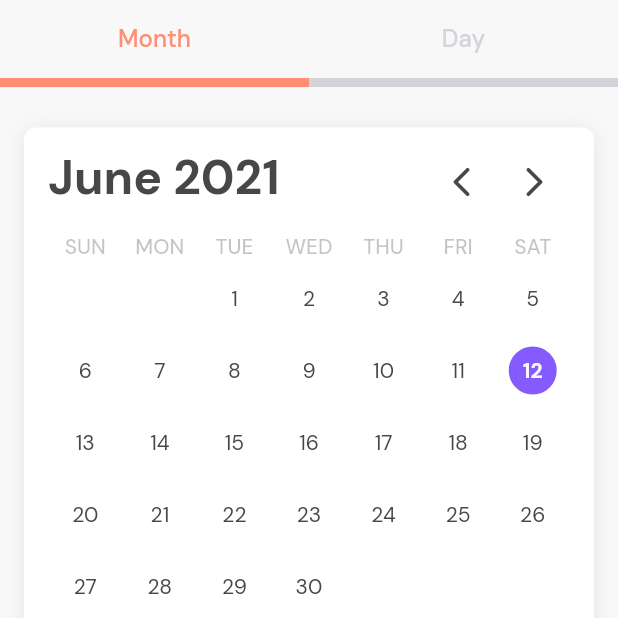
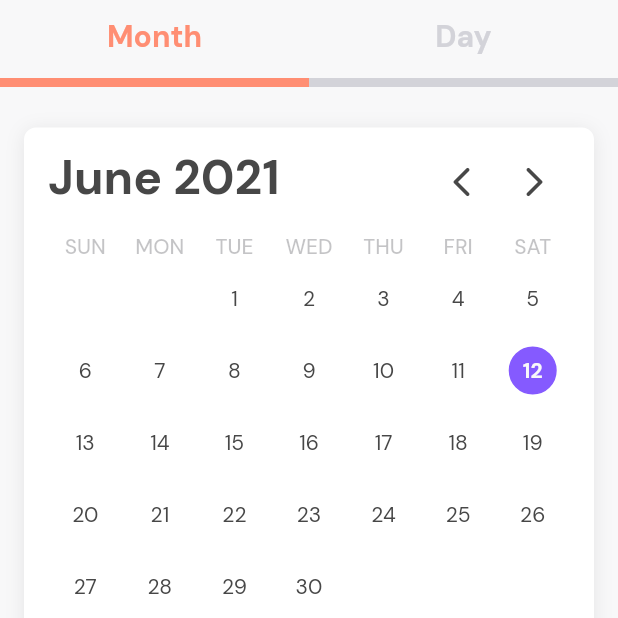
Before and after one commit to gdsc-loyola/admu_student_app, a Flutter app: the CalendarPage screen opened directly, after a tap on "Month", on a phone screen of 412 x 824 dp, the top half of it. Run offline on Flutter 3.47's test engine with Material 2 defaults, Android fonts, the phone set to English and light mode, and no system bars; our stand-ins replace flutter_colorpicker, google_fonts, introduction_screen, sqflite; accounts and stored records are empty.

Commit message:
added proper styles to Month-Day tabs

```diff
--- a/lib/screens/calendar/calendar_page.dart
+++ b/lib/screens/calendar/calendar_page.dart
@@ -68,7 +68,7 @@ class _CalendarPageState extends State<CalendarPage> {
                           child: Text(
                             'Month',
                             style:
-                                Theme.of(context).textTheme.bodyText1.copyWith(
+                                Theme.of(context).textTheme.headline6.copyWith(
                                       color: isMonth
                                           ? AppColors.SECONDARY_MAIN
                                           : AppColors.GRAY_LIGHT[0],
@@ -85,10 +85,11 @@ class _CalendarPageState extends State<CalendarPage> {
                     decoration: BoxDecoration(
                       border: Border(
                         bottom: BorderSide(
-                            width: 6,
-                            color: isMonth
-                                ? AppColors.GRAY_LIGHT[0]
-                                : AppColors.SECONDARY_MAIN),
+                          width: 6,
+                          color: isMonth
+                              ? AppColors.GRAY_LIGHT[0]
+                              : AppColors.SECONDARY_MAIN,
+                        ),
                       ),
                     ),
                     child: InkWell(
@@ -101,13 +102,13 @@ class _CalendarPageState extends State<CalendarPage> {
                         child: Center(
                           child: Text(
                             'Day',
-                            style: Theme.of(context)
-                                .textTheme
-                                .bodyText1
-                                .copyWith(
-                                    color: isMonth
-                                        ? AppColors.GRAY_LIGHT[0]
-                                        : AppColors.SECONDARY_MAIN),
+                            style:
+                                Theme.of(context).textTheme.headline6.copyWith(
+                                      color: isMonth
+                                          ? AppColors.GRAY_LIGHT[0]
+                                          : AppColors.SECONDARY_MAIN,
+                                      fontWeight: FontWeight.bold,
+                                    ),
                           ),
                         ),
                       ),
```
